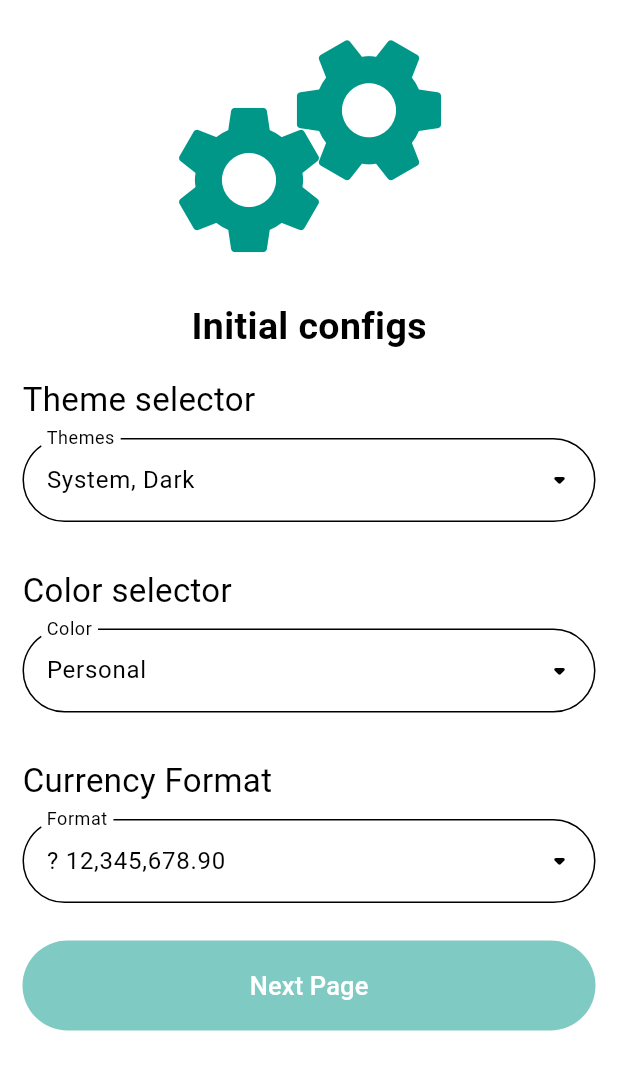
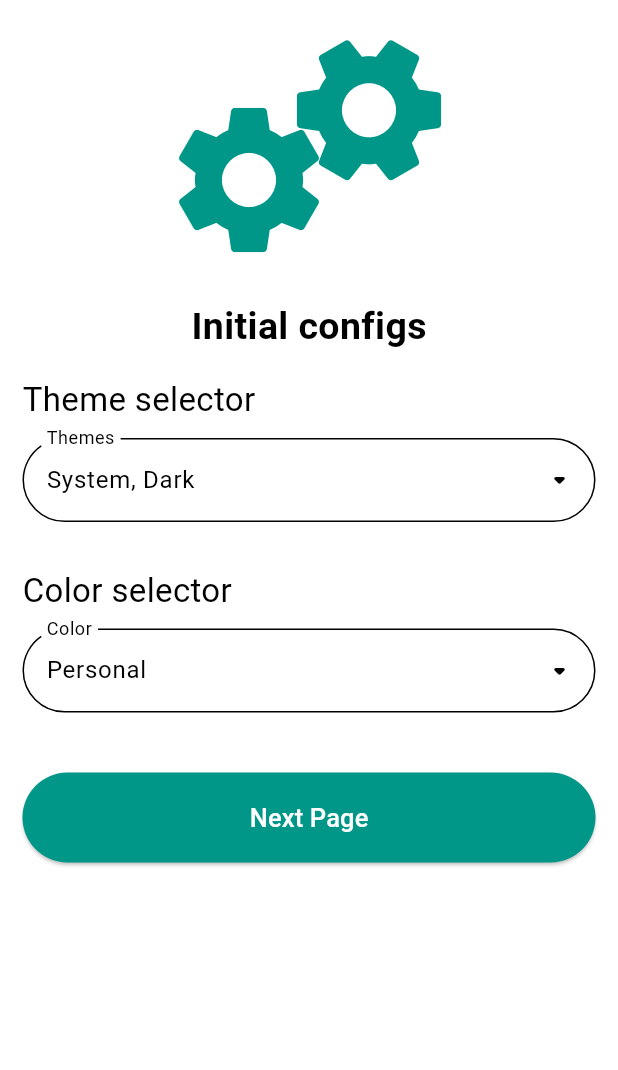
Before and after one commit to jdgn94/wallet_monitor_mobile, a Flutter app: the screen it shows after launch, on a phone screen of 412 x 824 dp. Shown: the top 1070 px of the screen. Run offline on Flutter 3.47's test engine with Material 2 defaults, Android fonts, the phone set to English and light mode, and no system bars; our stand-ins replace bloc, equatable, flutter_bloc, flutter_colorpicker, flutter_localized_locales, isar and 2 more; accounts and stored records are empty; generated files the repository leaves out were written again; statements that could not run were skipped.

Commit message:
feat: :sparkles: create database
create database intance and model currency with seed

```diff
--- a/lib/l10n/intl_en.arb
+++ b/lib/l10n/intl_en.arb
@@ -26,5 +26,9 @@
   "lightStyle": "Light Style",
   "darkStyle": "Dark Style",
   "currencyFormat": "Currency Format",
-  "format": "Format"
+  "format": "Format",
+  "accounts": "Accounts",
+  "categories": "Categories",
+  "operations": "Operations",
+  "statistics": "Statistics"
 }
--- a/lib/l10n/intl_es.arb
+++ b/lib/l10n/intl_es.arb
@@ -26,5 +26,9 @@
   "lightStyle": "Estilo claro",
   "darkStyle": "Estilo oscuro",
   "currencyFormat": "Formato de Moneda",
-  "format": "Formato"
+  "format": "Formato",
+  "accounts": "Cuentas",
+  "categories": "Categorías",
+  "operations": "Operaciones",
+  "statistics": "Estadísticas"
 }
--- a/lib/src/bloc/settings/settings_event.dart
+++ b/lib/src/bloc/settings/settings_event.dart
@@ -42,9 +42,3 @@ class ChangeShowTutorial extends SettingsEvent {
 
   const ChangeShowTutorial(this.showTutorial);
 }
-
-class ChangeDefaultCurrency extends SettingsEvent {
-  final int defaultCurrency;
-
-  const ChangeDefaultCurrency(this.defaultCurrency);
-}
--- a/lib/src/bloc/settings/settings_state.dart
+++ b/lib/src/bloc/settings/settings_state.dart
@@ -8,7 +8,6 @@ class SettingsState extends Equatable {
   final String? color;
   final String? formatNumber;
   final bool? showTutorial;
-  final int? defaultCurrency;
 
   const SettingsState(
     this.theme,
@@ -18,7 +17,6 @@ class SettingsState extends Equatable {
     this.color,
     this.formatNumber,
     this.showTutorial,
-    this.defaultCurrency,
   );
 
   @override
@@ -30,7 +28,6 @@ class SettingsState extends Equatable {
         color,
         formatNumber,
         showTutorial,
-        defaultCurrency,
       ];
 }
 
@@ -43,6 +40,5 @@ class SettingsInitial extends SettingsState {
     super.color,
     super.formatNumber,
     super.showTutorial,
-    super.defaultCurrency,
   );
 }
--- /dev/null
+++ b/lib/src/db/models/currency.model.dart
@@ -0,0 +1,17 @@
+import 'package:isar/isar.dart';
+
+part 'currency.model.g.dart';
+
+@Collection(accessor: 'currencies')
+class Currency {
+  Currency({
+    this.id = Isar.autoIncrement,
+    required this.name,
+    required this.symbol,
+  });
+
+  final Id id;
+  @Index(unique: true, caseSensitive: true)
+  final String name;
+  final String symbol;
+}
--- /dev/null
+++ b/lib/src/db/seeds/index.seed.dart
@@ -0,0 +1,5 @@
+import 'package:wallet_monitor/src/db/seeds/currencies.seed.dart';
+
+Future<void> insertAllSeeds() async {
+  await insertsAllCurrencies();
+}
--- a/lib/src/pages/settings_initial.page.dart
+++ b/lib/src/pages/settings_initial.page.dart
@@ -4,7 +4,6 @@ import 'package:flutter/material.dart';
 import 'package:wallet_monitor/generated/l10n.dart';
 
 import 'package:wallet_monitor/src/widgets/settings/color_selecteor.widget.dart';
-import 'package:wallet_monitor/src/widgets/settings/format_selector.widget.dart';
 import 'package:wallet_monitor/src/widgets/settings/theme_selector.widget.dart';
 import 'package:wallet_monitor/src/widgets/utils/buttons.dart';
 import 'package:wallet_monitor/storage/index.dart';
@@ -19,12 +18,13 @@ class SettingsInitialPage extends StatefulWidget {
 class _SettingsInitialPageState extends State<SettingsInitialPage> {
   final _pref = SettingsLocalStorage.pref;
 
-  bool _checkValues() {
-    if (_pref.getString('formatCurrency') != null) {
-      return false;
-    }
-    return true;
+  @override
+  void initState() {
+    _setInitialValueOnSharedPreferences();
+    super.initState();
   }
+
+  _setInitialValueOnSharedPreferences() {}
 
   @override
   Widget build(BuildContext context) {
@@ -43,7 +43,9 @@ class _SettingsInitialPageState extends State<SettingsInitialPage> {
                 logo(),
                 ThemeSelectorWidget(pref: _pref),
                 ColorSelectorWidget(pref: _pref),
-                FormatSelectorWidget(pref: _pref),
+                const SizedBox(
+                  height: 15,
+                ),
                 _nextPage(),
               ],
             ),
@@ -53,7 +55,7 @@ class _SettingsInitialPageState extends State<SettingsInitialPage> {
     );
   }
 
-  Widget logo() {
+  Column logo() {
     return Column(
       children: [
         SizedBox(
@@ -94,11 +96,10 @@ class _SettingsInitialPageState extends State<SettingsInitialPage> {
 
   Widget _nextPage() {
     return CustomButton(
-      onPressed: () {},
+      onPressed: () => Navigator.of(context).pushNamed("/settingsSecondary"),
       text: 'Next Page',
       margin: const EdgeInsets.symmetric(horizontal: 15.0, vertical: 10.0),
       height: 60.0,
-      disabled: _checkValues(),
     );
   }
 }
--- a/lib/src/routes/index.dart
+++ b/lib/src/routes/index.dart
@@ -2,10 +2,12 @@ import 'package:flutter/widgets.dart';
 
 import 'package:wallet_monitor/src/pages/home.page.dart';
 import 'package:wallet_monitor/src/pages/settings_initial.page.dart';
+import 'package:wallet_monitor/src/pages/settings_second.page.dart';
 
 Map<String, WidgetBuilder> getApplicationRouters() {
   return <String, WidgetBuilder>{
     "/settingsInitial": (context) => const SettingsInitialPage(),
+    "/settingsSecondary": (context) => const SettingsSecondPage(),
     "/home": (context) => const HomePage()
   };
 }
--- a/lib/src/widgets/settings/format_selector.widget.dart
+++ b/lib/src/widgets/settings/format_selector.widget.dart
@@ -1,3 +1,5 @@
+// ignore_for_file: depend_on_referenced_packages
+
 import 'package:flutter_bloc/flutter_bloc.dart';
 import 'package:intl/intl.dart';
 
@@ -20,16 +22,14 @@ class FormatSelectorWidget extends StatefulWidget {
 class _FormatSelectorWidgetState extends State<FormatSelectorWidget> {
   final double numberExample = 12345678.90;
   late TextEditingController _inputController;
-  late String currencySymbol;
   late String currencyFormat;
 
   @override
   void initState() {
     currencyFormat = widget.pref.getString('formatNumber') ?? 'en_US';
-    currencySymbol = widget.pref.getString('defaultCurrency') ?? '?';
     NumberFormat nFormat = NumberFormat("#,##0.00", currencyFormat);
-    _inputController = TextEditingController(
-        text: "$currencySymbol ${nFormat.format(numberExample)}");
+    _inputController =
+        TextEditingController(text: "\$ ${nFormat.format(numberExample)}");
     super.initState();
   }
 
@@ -45,8 +45,8 @@ class _FormatSelectorWidgetState extends State<FormatSelectorWidget> {
     });
 
     NumberFormat nFormat = NumberFormat("#,##0.00", newFormat);
-    _inputController = TextEditingController(
-        text: "$currencySymbol ${nFormat.format(numberExample)}");
+    _inputController =
+        TextEditingController(text: "\$ ${nFormat.format(numberExample)}");
 
     BlocProvider.of<SettingsBloc>(context).add(ChangeFormatNumber(newFormat));
   }
@@ -136,28 +136,28 @@ class _FormatSelectorWidgetState extends State<FormatSelectorWidget> {
         children: <RadioListTile<String>>[
           RadioListTile(
             title: Text(
-                "$currencySymbol ${NumberFormat("#,##0.00", "pl_PL").format(numberExample)}"),
+                "\$ ${NumberFormat("#,##0.00", "pl_PL").format(numberExample)}"),
             value: 'pl_PL',
             groupValue: format,
             onChanged: (String? value) => changeValue(value!),
           ),
           RadioListTile(
             title: Text(
-                "$currencySymbol ${NumberFormat("#,##0.00", "en_US").format(numberExample)}"),
+                "\$ ${NumberFormat("#,##0.00", "en_US").format(numberExample)}"),
             value: 'en_US',
             groupValue: format,
             onChanged: (String? value) => changeValue(value!),
           ),
           RadioListTile(
             title: Text(
-                "$currencySymbol ${NumberFormat("#,##0.00", "de_DE").format(numberExample)}"),
+                "\$ ${NumberFormat("#,##0.00", "de_DE").format(numberExample)}"),
             value: 'de_DE',
             groupValue: format,
             onChanged: (String? value) => changeValue(value!),
           ),
           RadioListTile(
             title: Text(
-                "$currencySymbol ${NumberFormat("#,##0.00", "it_CH").format(numberExample)}"),
+                "\$ ${NumberFormat("#,##0.00", "it_CH").format(numberExample)}"),
             value: 'it_CH',
             groupValue: format,
             onChanged: (String? value) => changeValue(value!),
--- a/lib/src/widgets/utils/buttons.dart
+++ b/lib/src/widgets/utils/buttons.dart
@@ -63,14 +63,16 @@ class CustomButton extends StatelessWidget {
         onPressed: disabled ? null : onPressed,
         style: ButtonStyle(
           foregroundColor: MaterialStatePropertyAll(
-              disabled ? colorDisabled : color ?? primaryColor),
+            disabled ? colorDisabled : color ?? primaryColor,
+          ),
           overlayColor: MaterialStatePropertyAll(
-              (disabled ? colorDisabled : color ?? primaryColor)
-                  .withOpacity(.3)),
+            (disabled ? colorDisabled : color ?? primaryColor).withOpacity(.3),
+          ),
           side: MaterialStatePropertyAll(
             BorderSide(
-                color: disabled ? colorDisabled : color ?? primaryColor,
-                width: 2),
+              color: disabled ? colorDisabled : color ?? primaryColor,
+              width: 2,
+            ),
           ),
         ),
         child: _buttonContainer(context),
@@ -126,7 +128,12 @@ class CustomButton extends StatelessWidget {
                   ),
                 ),
                 const SizedBox(width: 5.0),
-                Text(text ?? "")
+                Expanded(
+                  child: Text(
+                    text ?? "",
+                    style: const TextStyle(overflow: TextOverflow.ellipsis),
+                  ),
+                ),
               ],
             ),
           ),
```
Also changed, not shown: lib/main.dart (+4 -3 lines), lib/src/bloc/settings/settings_bloc.dart (+0 -21 lines), lib/src/db/index.db.dart (added, +41 -0 lines), lib/src/db/seeds/currencies.seed.dart (added, +140 -0 lines), lib/src/pages/home.page.dart (+45 -2 lines), lib/src/pages/settings_second.page.dart (added, +37 -0 lines), lib/generated/intl/messages_en.dart, lib/generated/intl/messages_es.dart, lib/generated/l10n.dart, lib/src/db/models/currency.model.g.dart (added).
